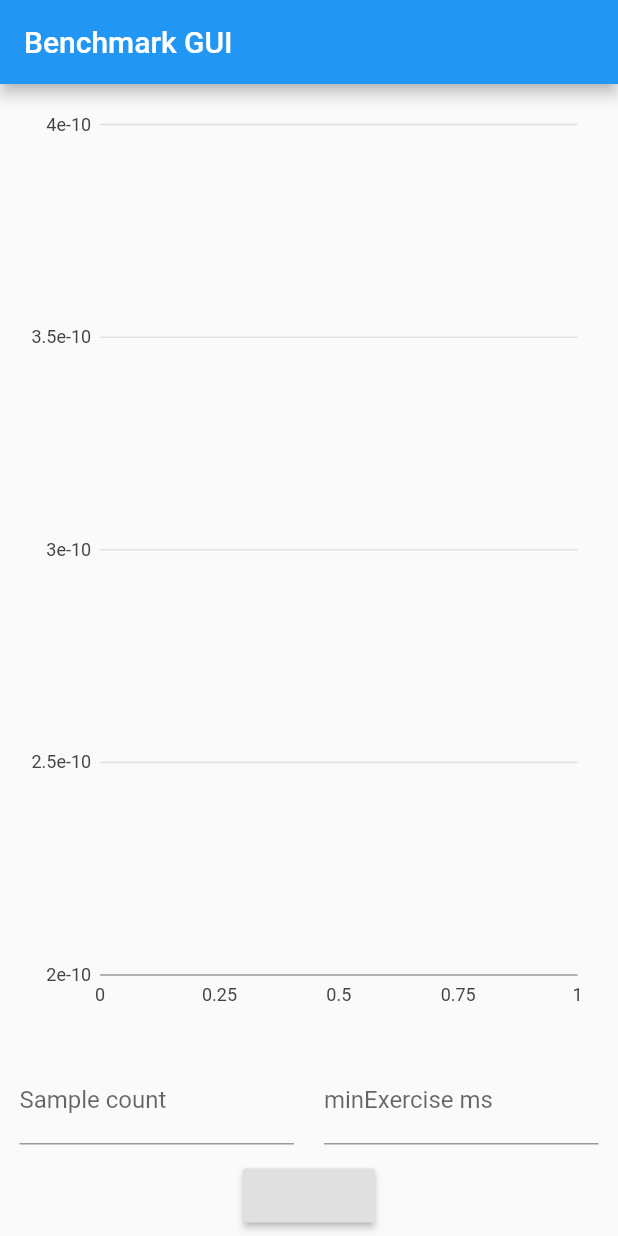
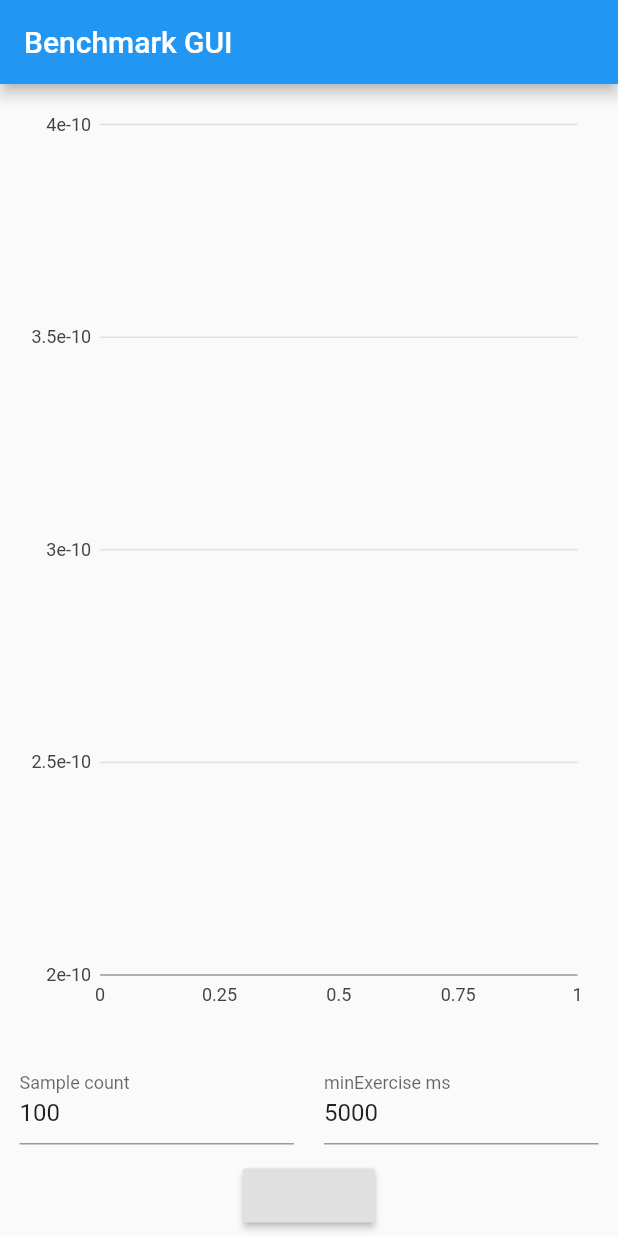
Before and after one commit to winksaville/flutter_benchmarkx_gui, a Flutter app: the screen it shows after launch, on a phone screen of 412 x 824 dp. Run offline on Flutter 3.47's test engine with Material 2 defaults, Android fonts, the phone set to English and light mode, and no system bars; our stand-ins replace charts_flutter; missing offline and left inert: benchmark_framework_x.

Commit message:
Add initialValue for BaseIntField

```diff
--- a/lib/main.dart
+++ b/lib/main.dart
@@ -59,7 +59,8 @@ void runBm(BenchmarkParams params) {
 }
 
 class BaseIntField {
-  BaseIntField(this.label);
+  BaseIntField(this.label, int initialValue) :
+    controller = TextEditingController(text: initialValue.toString());
 
   void dispose() {
     controller.dispose();
@@ -67,7 +68,7 @@ class BaseIntField {
 
   int value;
   final String label;
-  final TextEditingController controller = TextEditingController();
+  final TextEditingController controller;
   TextFormField get textFormField => TextFormField(
         controller: controller,
         decoration: InputDecoration(
@@ -97,11 +98,11 @@ class BaseIntField {
 }
 
 class SampleCountField extends BaseIntField {
-  SampleCountField(String label) : super(label);
+  SampleCountField(String label, int initialValue) : super(label, initialValue);
 }
 
 class MinExerciseInMillisField extends BaseIntField {
-  MinExerciseInMillisField(String label) : super(label);
+  MinExerciseInMillisField(String label, int initialValue) : super(label, initialValue);
 }
 
 class BenchmarkFormState extends State<BenchmarkForm> {
@@ -125,9 +126,9 @@ class BenchmarkFormState extends State<BenchmarkForm> {
   }
 
   // BenchmarkForm fields
-  SampleCountField sampleCountField = SampleCountField('Sample count');
+  SampleCountField sampleCountField = SampleCountField('Sample count', 100);
   MinExerciseInMillisField minExerciseInMillisField =
-      MinExerciseInMillisField('minExercise ms');
+      MinExerciseInMillisField('minExercise ms', 5000);
 
   Future<void> _runBm() async {
     print(
```
